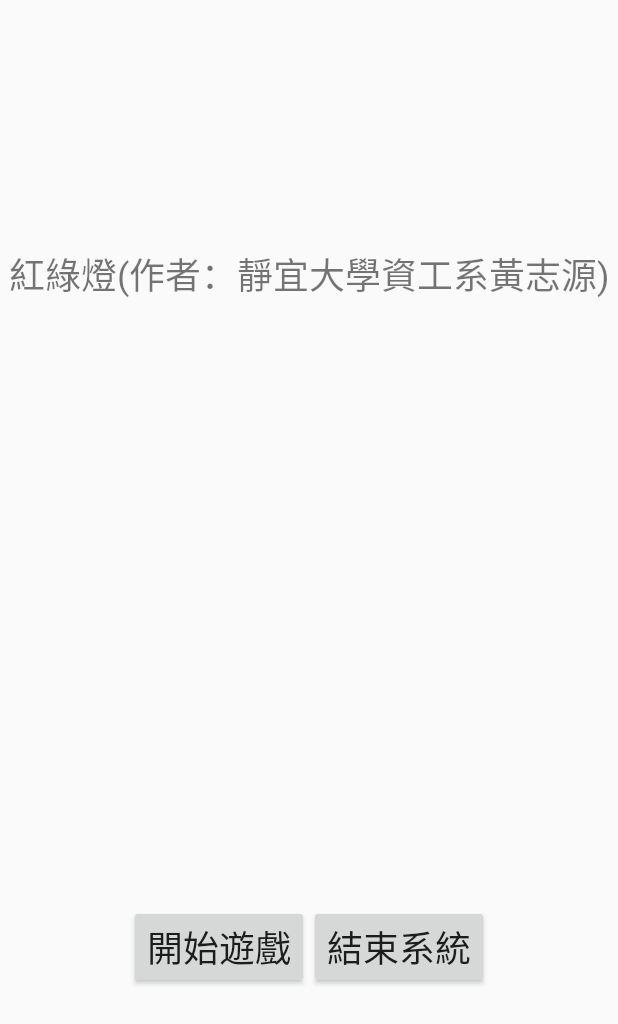
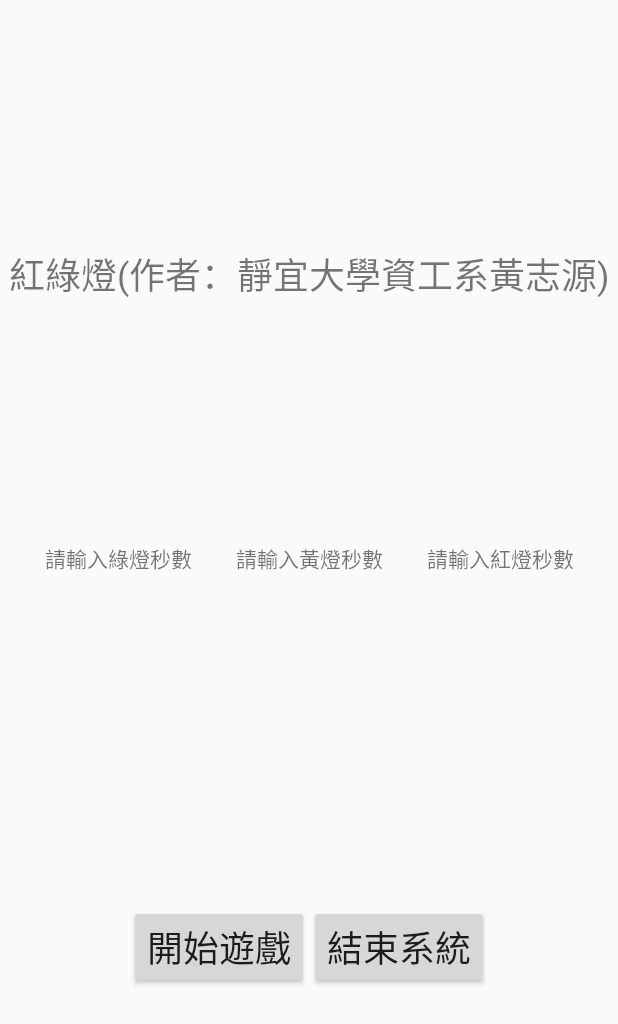
Before and after one commit to 410636996/TrafficLight, an Android app: the layout activity_main.xml on its own in the app's theme, with its tools: preview values and no code run, on a phone screen of 412 x 824 dp. Shown: the top 1024 px of the screen. Run offline under Robolectric (Android 15) with nearby library versions, the phone set to English and light mode, and no system bars.

Commit message:
2020上機考版本1(黃志源)

```diff
--- a/app/src/main/res/layout/activity_main.xml
+++ b/app/src/main/res/layout/activity_main.xml
@@ -13,6 +13,7 @@
         app:layout_constraintGuide_percent="0.2"  />
 
     <TextView
+        android:id="@+id/textView4"
         android:layout_width="wrap_content"
         android:layout_height="wrap_content"
         android:text="紅綠燈(作者：靜宜大學資工系黃志源)"
@@ -50,5 +51,38 @@
         app:layout_constraintEnd_toEndOf="parent"
         app:layout_constraintStart_toEndOf="@+id/btnStart" />
 
+    <TextView
+        android:id="@+id/textView"
+        android:layout_width="wrap_content"
+        android:layout_height="wrap_content"
+        android:text="請輸入綠燈秒數"
+        app:layout_constraintBottom_toBottomOf="parent"
+        app:layout_constraintEnd_toStartOf="@+id/textView2"
+        app:layout_constraintStart_toStartOf="parent"
+        app:layout_constraintTop_toTopOf="parent"
+        app:layout_constraintVertical_bias="0.45" />
+
+    <TextView
+        android:id="@+id/textView2"
+        android:layout_width="wrap_content"
+        android:layout_height="wrap_content"
+        android:text="請輸入黃燈秒數"
+        app:layout_constraintBottom_toBottomOf="parent"
+        app:layout_constraintEnd_toEndOf="parent"
+        app:layout_constraintStart_toStartOf="parent"
+        app:layout_constraintTop_toTopOf="parent"
+        app:layout_constraintVertical_bias="0.45" />
+
+    <TextView
+        android:id="@+id/textView3"
+        android:layout_width="wrap_content"
+        android:layout_height="wrap_content"
+        android:text="請輸入紅燈秒數"
+        app:layout_constraintBottom_toBottomOf="parent"
+        app:layout_constraintEnd_toEndOf="parent"
+        app:layout_constraintStart_toEndOf="@+id/textView2"
+        app:layout_constraintTop_toTopOf="parent"
+        app:layout_constraintVertical_bias="0.45" />
+
 
 </androidx.constraintlayout.widget.ConstraintLayout>
```
